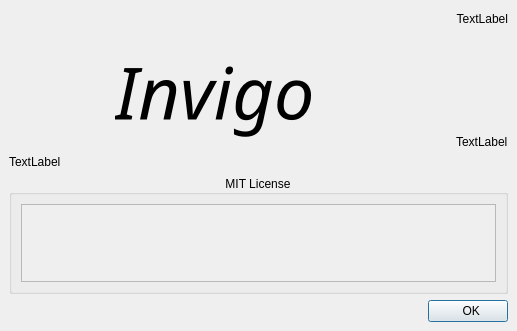
Old version of the form ui/dialogs/about_dialog.ui in the repository TheCodingJsoftware/Invigo.
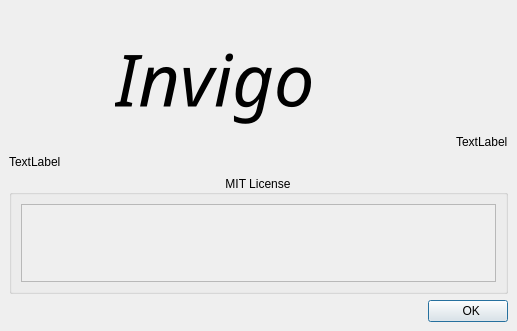
New version of the form. Icons and pictures are not drawn.

```diff
--- a/ui/dialogs/about_dialog.ui
+++ b/ui/dialogs/about_dialog.ui
@@ -75,25 +75,6 @@
         </item>
         <item>
          <layout class="QVBoxLayout" name="verticalLayout">
-          <item>
-           <widget class="QLabel" name="lblVersion">
-            <property name="maximumSize">
-             <size>
-              <width>16777215</width>
-              <height>20</height>
-             </size>
-            </property>
-            <property name="layoutDirection">
-             <enum>Qt::LeftToRight</enum>
-            </property>
-            <property name="text">
-             <string>TextLabel</string>
-            </property>
-            <property name="alignment">
-             <set>Qt::AlignRight|Qt::AlignTrailing|Qt::AlignVCenter</set>
-            </property>
-           </widget>
-          </item>
           <item>
            <layout class="QHBoxLayout" name="horizontalLayout_2" stretch="1,0">
             <item>
```
Left out of the diff: 17 changed lines with no effect on the pictures.
